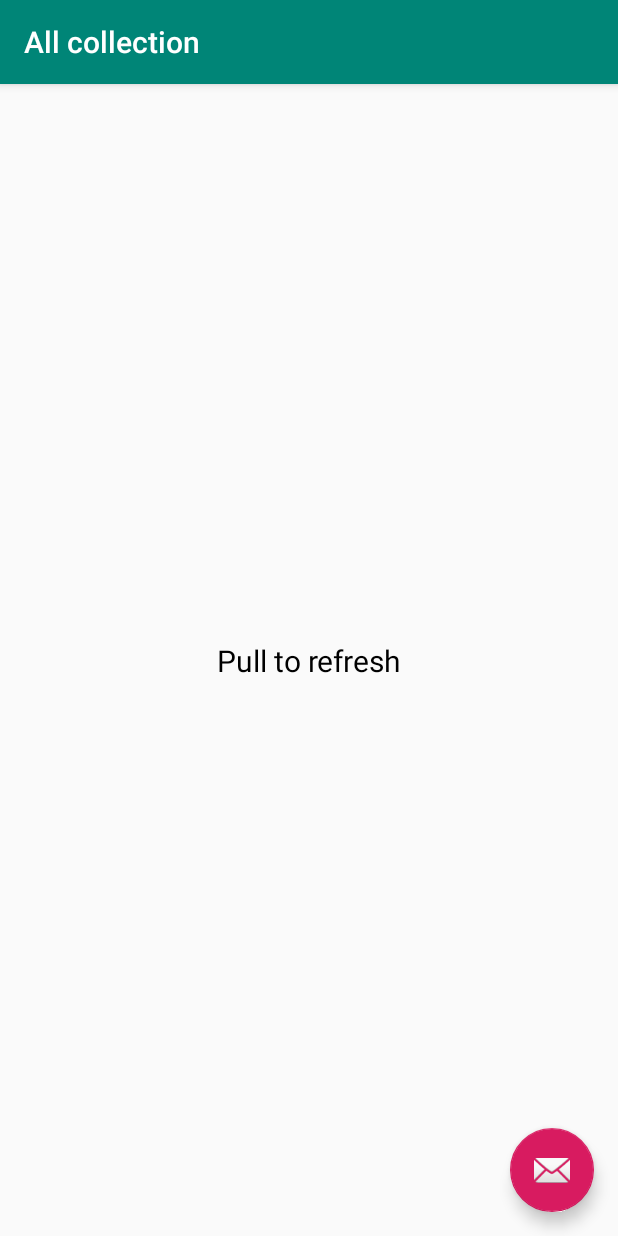
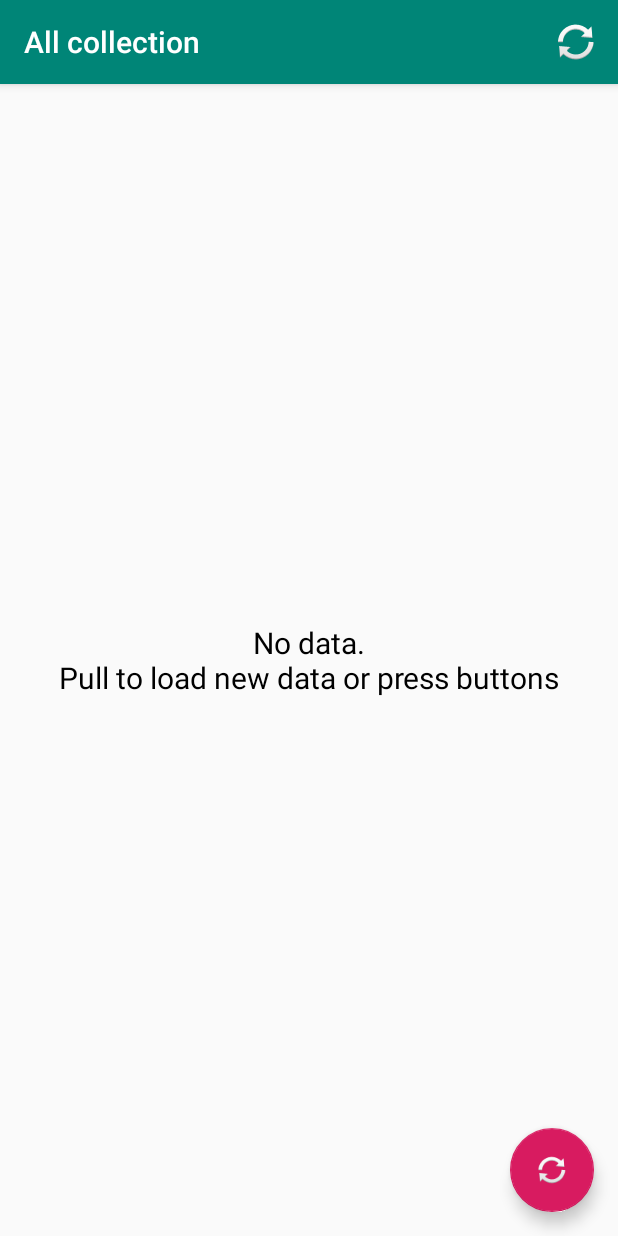
Before and after one commit to remicarteron/PhotoViewer, an Android app: the screen it shows after launch (MainActivity), on a phone screen of 412 x 824 dp. Run offline under Robolectric (Android 15) with nearby library versions, the phone set to English and light mode, and no system bars; our stand-ins replace RxJava.

Commit message:
Adding refresh feature on menu/fab and loading optimisations

```diff
--- a/app/build.gradle
+++ b/app/build.gradle
@@ -12,7 +12,7 @@ android {
         // 14 = ICS (imposed by the demo app)
         minSdkVersion 14
         targetSdkVersion 29
-        versionCode 6
+        versionCode 7
         versionName "0.4"
         testInstrumentationRunner "androidx.test.runner.AndroidJUnitRunner"
     }
--- a/app/src/main/java/fr/devrtech/photoviewer/core/interactor/InteractorListener.kt
+++ b/app/src/main/java/fr/devrtech/photoviewer/core/interactor/InteractorListener.kt
@@ -6,6 +6,10 @@ package fr.devrtech.photoviewer.core.interactor
  */
 interface InteractorListener {
 
+    /**
+     * Called when interactor starts
+     */
+    fun onInteractorStart()
 
     /**
      * Called when all is success
--- a/app/src/main/java/fr/devrtech/photoviewer/core/interactor/PhotosLoaderInteractor.kt
+++ b/app/src/main/java/fr/devrtech/photoviewer/core/interactor/PhotosLoaderInteractor.kt
@@ -14,8 +14,8 @@ class PhotosLoaderInteractor(
     private var listener: InteractorListener?
 ) {
 
-
     fun execute() {
+        listener?.onInteractorStart()
         var disposable = loaderClient.loadAllPhotos()
             .subscribeOn(Schedulers.io())
             .observeOn(AndroidSchedulers.mainThread())
--- a/app/src/main/java/fr/devrtech/photoviewer/core/interactor/PhotosLoaderInteractorListener.kt
+++ /dev/null
@@ -1,4 +0,0 @@
-package fr.devrtech.photoviewer.core.interactor
-
-interface PhotosLoaderInteractorListener : InteractorListener {
-}
--- a/app/src/main/res/layout/activity_main.xml
+++ b/app/src/main/res/layout/activity_main.xml
@@ -24,11 +24,11 @@
     <include layout="@layout/content_main"/>
 
     <com.google.android.material.floatingactionbutton.FloatingActionButton
-            android:id="@+id/fab"
+            android:id="@+id/pv_main_fab"
             android:layout_width="wrap_content"
             android:layout_height="wrap_content"
             android:layout_gravity="bottom|end"
             android:layout_margin="@dimen/fab_margin"
-            app:srcCompat="@android:drawable/ic_dialog_email"/>
+            app:srcCompat="@android:drawable/ic_popup_sync"/>
 
 </androidx.coordinatorlayout.widget.CoordinatorLayout>
--- /dev/null
+++ b/app/src/main/res/menu/main.xml
@@ -0,0 +1,11 @@
+<?xml version="1.0" encoding="utf-8"?>
+<menu xmlns:android="http://schemas.android.com/apk/res/android"
+      xmlns:app="http://schemas.android.com/apk/res-auto">
+
+    <item
+            android:id="@+id/action_refresh"
+            android:title="@string/action_refresh"
+            android:icon="@android:drawable/ic_popup_sync"
+            app:showAsAction="ifRoom"/>
+
+</menu>
--- a/app/src/main/res/values/strings.xml
+++ b/app/src/main/res/values/strings.xml
@@ -4,8 +4,12 @@
 
     <string name="title_activity_main">All collection</string>
 
+    <string name="action_refresh">Refresh</string>
+
+    <string name="recycler_no_data">No data.\nPull to load new data or press buttons</string>
+
+    <string name="already_loading">Already loading....</string>
+    <string name="loading">Loading....</string>
     <string name="thumb">Thumbnail</string>
 
-    <string name="recycler_no_data">Pull to refresh</string>
-
 </resources>
```
Also changed, not shown: app/src/main/java/fr/devrtech/photoviewer/ui/activity/MainActivity.kt (+40 -7 lines).
